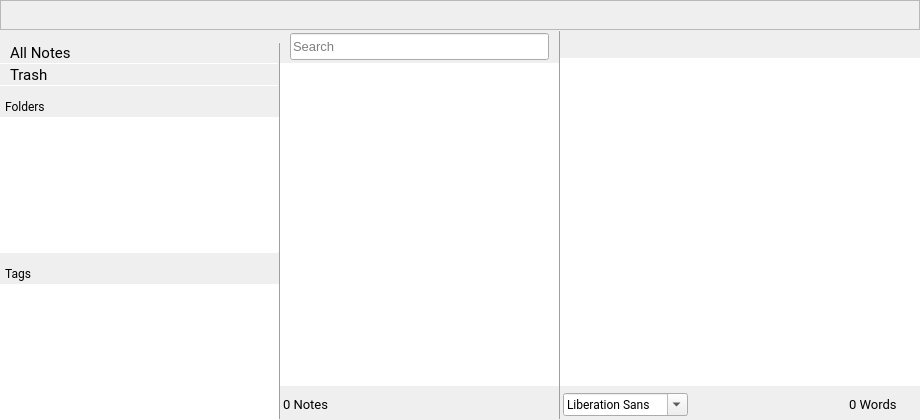
Old version of the form src/mainwindow.ui in the repository theshadowx/notes.
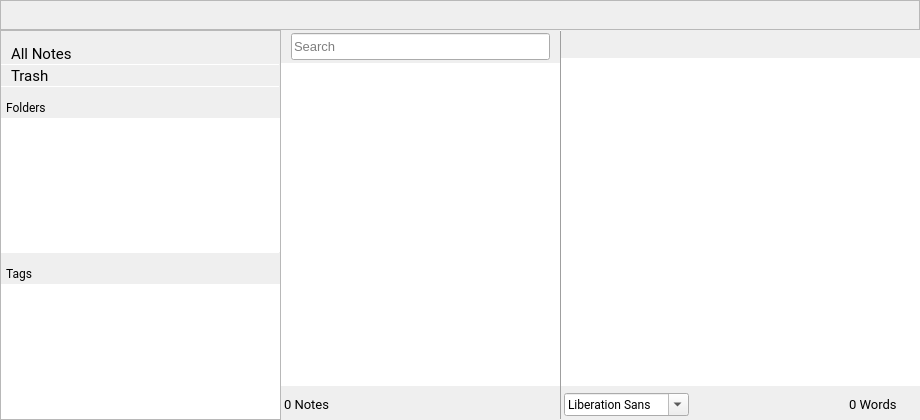
New version of the form. Custom widgets are drawn as their Qt base class.

Commit message:
Replacing line with frame right border
Renaming the far left frame to frameFolderTag

The edit to the form file:
```diff
--- a/src/mainwindow.ui
+++ b/src/mainwindow.ui
@@ -281,7 +281,7 @@
         </sizepolicy>
        </property>
        <property name="frameShape">
-        <enum>QFrame::NoFrame</enum>
+        <enum>QFrame::StyledPanel</enum>
        </property>
        <property name="frameShadow">
         <enum>QFrame::Raised</enum>
@@ -302,7 +302,173 @@
         <property name="spacing">
          <number>0</number>
         </property>
-        <item row="16" column="0">
+        <item row="9" column="0" colspan="2">
+         <widget class="QFrame" name="frameTag">
+          <property name="sizePolicy">
+           <sizepolicy hsizetype="Preferred" vsizetype="Minimum">
+            <horstretch>0</horstretch>
+            <verstretch>0</verstretch>
+           </sizepolicy>
+          </property>
+          <property name="minimumSize">
+           <size>
+            <width>0</width>
+            <height>21</height>
+           </size>
+          </property>
+          <property name="frameShape">
+           <enum>QFrame::NoFrame</enum>
+          </property>
+          <property name="frameShadow">
+           <enum>QFrame::Raised</enum>
+          </property>
+          <layout class="QHBoxLayout" name="horizontalLayout_6">
+           <property name="spacing">
+            <number>4</number>
+           </property>
+           <property name="leftMargin">
+            <number>0</number>
+           </property>
+           <property name="topMargin">
+            <number>0</number>
+           </property>
+           <property name="rightMargin">
+            <number>5</number>
+           </property>
+           <property name="bottomMargin">
+            <number>0</number>
+           </property>
+           <item>
+            <widget class="QLabel" name="tagLabel">
+             <property name="sizePolicy">
+              <sizepolicy hsizetype="Preferred" vsizetype="Fixed">
+               <horstretch>0</horstretch>
+               <verstretch>21</verstretch>
+              </sizepolicy>
+             </property>
+             <property name="minimumSize">
+              <size>
+               <width>0</width>
+               <height>21</height>
+              </size>
+             </property>
+             <property name="maximumSize">
+              <size>
+               <width>46</width>
+               <height>16777215</height>
+              </size>
+             </property>
+             <property name="font">
+              <font>
+               <family>Roboto</family>
+               <pointsize>9</pointsize>
+               <weight>50</weight>
+               <bold>false</bold>
+              </font>
+             </property>
+             <property name="text">
+              <string>Tags</string>
+             </property>
+             <property name="indent">
+              <number>5</number>
+             </property>
+            </widget>
+           </item>
+           <item>
+            <spacer name="horizontalSpacer_5">
+             <property name="orientation">
+              <enum>Qt::Horizontal</enum>
+             </property>
+             <property name="sizeType">
+              <enum>QSizePolicy::Expanding</enum>
+             </property>
+             <property name="sizeHint" stdset="0">
+              <size>
+               <width>140</width>
+               <height>18</height>
+              </size>
+             </property>
+            </spacer>
+           </item>
+           <item>
+            <widget class="QPushButton" name="newTagButton">
+             <property name="minimumSize">
+              <size>
+               <width>12</width>
+               <height>12</height>
+              </size>
+             </property>
+             <property name="maximumSize">
+              <size>
+               <width>12</width>
+               <height>12</height>
+              </size>
+             </property>
+             <property name="cursor">
+              <cursorShape>PointingHandCursor</cursorShape>
+             </property>
+             <property name="text">
+              <string/>
+             </property>
+             <property name="iconSize">
+              <size>
+               <width>12</width>
+               <height>12</height>
+              </size>
+             </property>
+             <property name="flat">
+              <bool>true</bool>
+             </property>
+            </widget>
+           </item>
+           <item>
+            <widget class="QPushButton" name="deleteTagButton">
+             <property name="minimumSize">
+              <size>
+               <width>12</width>
+               <height>12</height>
+              </size>
+             </property>
+             <property name="maximumSize">
+              <size>
+               <width>12</width>
+               <height>12</height>
+              </size>
+             </property>
+             <property name="text">
+              <string/>
+             </property>
+             <property name="iconSize">
+              <size>
+               <width>12</width>
+               <height>12</height>
+              </size>
+             </property>
+             <property name="flat">
+              <bool>true</bool>
+             </property>
+            </widget>
+           </item>
+          </layout>
+         </widget>
+        </item>
+        <item row="2" column="1">
+         <spacer name="horizontalSpacer_7">
+          <property name="orientation">
+           <enum>Qt::Horizontal</enum>
+          </property>
+          <property name="sizeType">
+           <enum>QSizePolicy::Expanding</enum>
+          </property>
+          <property name="sizeHint" stdset="0">
+           <size>
+            <width>40</width>
+            <height>20</height>
+           </size>
+          </property>
+         </spacer>
+        </item>
+        <item row="8" column="0">
          <spacer name="verticalSpacer_2">
           <property name="orientation">
            <enum>Qt::Vertical</enum>
@@ -355,26 +521,10 @@
           </property>
          </widget>
         </item>
-        <item row="11" column="0">
-         <spacer name="verticalSpacer">
-          <property name="orientation">
-           <enum>Qt::Vertical</enum>
-          </property>
-          <property name="sizeType">
-           <enum>QSizePolicy::Fixed</enum>
-          </property>
-          <property name="sizeHint" stdset="0">
-           <size>
-            <width>20</width>
-            <height>10</height>
-           </size>
-          </property>
-         </spacer>
-        </item>
-        <item row="8" column="0">
-         <widget class="QLabel" name="trashLabel">
+        <item row="5" column="0" colspan="2">
+         <widget class="QFrame" name="frameFolder">
           <property name="sizePolicy">
-           <sizepolicy hsizetype="Fixed" vsizetype="Fixed">
+           <sizepolicy hsizetype="Preferred" vsizetype="Minimum">
             <horstretch>0</horstretch>
             <verstretch>0</verstretch>
            </sizepolicy>
@@ -385,77 +535,137 @@
             <height>21</height>
            </size>
           </property>
-          <property name="maximumSize">
-           <size>
-            <width>70</width>
-            <height>21</height>
-           </size>
-          </property>
-          <property name="font">
-           <font>
-            <family>Roboto</family>
-            <pointsize>11</pointsize>
-           </font>
-          </property>
-          <property name="text">
-           <string>Trash</string>
-          </property>
-          <property name="scaledContents">
-           <bool>true</bool>
-          </property>
-          <property name="indent">
-           <number>10</number>
-          </property>
-         </widget>
-        </item>
-        <item row="0" column="2" rowspan="19">
-         <widget class="Line" name="line_2">
-          <property name="sizePolicy">
-           <sizepolicy hsizetype="Preferred" vsizetype="Expanding">
-            <horstretch>0</horstretch>
-            <verstretch>0</verstretch>
-           </sizepolicy>
-          </property>
-          <property name="minimumSize">
-           <size>
-            <width>1</width>
-            <height>0</height>
-           </size>
-          </property>
-          <property name="maximumSize">
-           <size>
-            <width>1</width>
-            <height>16777215</height>
-           </size>
+          <property name="frameShape">
+           <enum>QFrame::NoFrame</enum>
           </property>
           <property name="frameShadow">
            <enum>QFrame::Raised</enum>
           </property>
-          <property name="lineWidth">
-           <number>1</number>
-          </property>
-          <property name="orientation">
-           <enum>Qt::Vertical</enum>
-          </property>
+          <layout class="QHBoxLayout" name="horizontalLayout_5">
+           <property name="spacing">
+            <number>4</number>
+           </property>
+           <property name="leftMargin">
+            <number>0</number>
+           </property>
+           <property name="topMargin">
+            <number>0</number>
+           </property>
+           <property name="rightMargin">
+            <number>5</number>
+           </property>
+           <property name="bottomMargin">
+            <number>0</number>
+           </property>
+           <item>
+            <widget class="QLabel" name="folderLabel">
+             <property name="sizePolicy">
+              <sizepolicy hsizetype="Preferred" vsizetype="Fixed">
+               <horstretch>0</horstretch>
+               <verstretch>21</verstretch>
+              </sizepolicy>
+             </property>
+             <property name="minimumSize">
+              <size>
+               <width>0</width>
+               <height>21</height>
+              </size>
+             </property>
+             <property name="maximumSize">
+              <size>
+               <width>46</width>
+               <height>16777215</height>
+              </size>
+             </property>
+             <property name="font">
+              <font>
+               <family>Roboto</family>
+               <pointsize>9</pointsize>
+               <weight>50</weight>
+               <bold>false</bold>
+              </font>
+             </property>
+             <property name="text">
+              <string>Folders</string>
+             </property>
+             <property name="indent">
+              <number>5</number>
+             </property>
+            </widget>
+           </item>
+           <item>
+            <spacer name="horizontalSpacer_4">
+             <property name="orientation">
+              <enum>Qt::Horizontal</enum>
+             </property>
+             <property name="sizeType">
+              <enum>QSizePolicy::Expanding</enum>
+             </property>
+             <property name="sizeHint" stdset="0">
+              <size>
+               <width>40</width>
+               <height>20</height>
+              </size>
+             </property>
+            </spacer>
+           </item>
+           <item>
+            <widget class="QPushButton" name="addRootFolderButton">
+             <property name="minimumSize">
+              <size>
+               <width>12</width>
+               <height>12</height>
+              </size>
+             </property>
+             <property name="maximumSize">
+              <size>
+               <width>12</width>
+               <height>12</height>
+              </size>
+             </property>
+             <property name="cursor">
+              <cursorShape>PointingHandCursor</cursorShape>
+             </property>
+             <property name="text">
+              <string/>
+             </property>
+             <property name="iconSize">
+              <size>
+               <width>12</width>
+               <height>12</height>
+              </size>
+             </property>
+             <property name="flat">
+              <bool>true</bool>
+             </property>
+            </widget>
+           </item>
+           <item>
+            <widget class="QPushButton" name="delRootFolderButton">
+             <property name="maximumSize">
+              <size>
+               <width>12</width>
+               <height>12</height>
+              </size>
+             </property>
+             <property name="text">
+              <string/>
+             </property>
+             <property name="iconSize">
+              <size>
+               <width>12</width>
+               <height>12</height>
+              </size>
+             </property>
+             <property name="flat">
+              <bool>true</bool>
+             </property>
+            </widget>
+           </item>
+          </layout>
          </widget>
         </item>
-        <item row="0" column="1">
-         <spacer name="horizontalSpacer_6">
-          <property name="orientation">
-           <enum>Qt::Horizontal</enum>
-          </property>
-          <property name="sizeType">
-           <enum>QSizePolicy::Expanding</enum>
-          </property>
-          <property name="sizeHint" stdset="0">
-           <size>
-            <width>40</width>
-            <height>20</height>
-           </size>
-          </property>
-         </spacer>
-        </item>
-        <item row="13" column="0" colspan="2">
+        <item row="6" column="0" colspan="2">
          <widget class="QTreeView" name="folderTree">
           <property name="font">
            <font>
@@ -492,321 +702,23 @@
           </attribute>
          </widget>
         </item>
-        <item row="8" column="1">
-         <spacer name="horizontalSpacer_7">
+        <item row="7" column="0" colspan="2">
+         <widget class="Line" name="line_3">
+          <property name="minimumSize">
+           <size>
+            <width>0</width>
+            <height>1</height>
+           </size>
+          </property>
+          <property name="maximumSize">
+           <size>
+            <width>16777215</width>
+            <height>1</height>
+           </size>
+          </property>
           <property name="orientation">
            <enum>Qt::Horizontal</enum>
           </property>
-          <property name="sizeType">
-           <enum>QSizePolicy::Expanding</enum>
-          </property>
-          <property name="sizeHint" stdset="0">
-           <size>
-            <width>40</width>
-            <height>20</height>
-           </size>
-          </property>
-         </spacer>
-        </item>
-        <item row="18" column="0" colspan="2">
-         <widget class="QListWidget" name="tagsList">
-          <property name="frameShape">
-           <enum>QFrame::NoFrame</enum>
-          </property>
-         </widget>
-        </item>
-        <item row="12" column="0" colspan="2">
-         <widget class="QFrame" name="frameFolder">
-          <property name="sizePolicy">
-           <sizepolicy hsizetype="Preferred" vsizetype="Minimum">
-            <horstretch>0</horstretch>
-            <verstretch>0</verstretch>
-           </sizepolicy>
-          </property>
-          <property name="minimumSize">
-           <size>
-            <width>0</width>
-            <height>21</height>
-           </size>
-          </property>
-          <property name="frameShape">
-           <enum>QFrame::NoFrame</enum>
-          </property>
-          <property name="frameShadow">
-           <enum>QFrame::Raised</enum>
-          </property>
-          <layout class="QHBoxLayout" name="horizontalLayout_5">
-           <property name="spacing">
-            <number>4</number>
-           </property>
-           <property name="leftMargin">
-            <number>0</number>
-           </property>
-           <property name="topMargin">
-            <number>0</number>
-           </property>
-           <property name="rightMargin">
-            <number>5</number>
-           </property>
-           <property name="bottomMargin">
-            <number>0</number>
-           </property>
-           <item>
-            <widget class="QLabel" name="folderLabel">
-             <property name="sizePolicy">
-              <sizepolicy hsizetype="Preferred" vsizetype="Fixed">
-               <horstretch>0</horstretch>
-               <verstretch>21</verstretch>
-              </sizepolicy>
-             </property>
-             <property name="minimumSize">
-              <size>
-               <width>0</width>
-               <height>21</height>
-              </size>
-             </property>
-             <property name="maximumSize">
-              <size>
-               <width>46</width>
-               <height>16777215</height>
-              </size>
-             </property>
-             <property name="font">
-              <font>
-               <family>Roboto</family>
-               <pointsize>9</pointsize>
-               <weight>50</weight>
-               <bold>false</bold>
-              </font>
-             </property>
-             <property name="text">
-              <string>Folders</string>
-             </property>
-             <property name="indent">
-              <number>5</number>
-             </property>
-            </widget>
-           </item>
-           <item>
-            <spacer name="horizontalSpacer_4">
-             <property name="orientation">
-              <enum>Qt::Horizontal</enum>
-             </property>
-             <property name="sizeType">
-              <enum>QSizePolicy::Expanding</enum>
-             </property>
-             <property name="sizeHint" stdset="0">
-              <size>
-               <width>40</width>
-               <height>20</height>
-              </size>
-             </property>
-            </spacer>
-           </item>
-           <item>
-            <widget class="QPushButton" name="addRootFolderButton">
-             <property name="minimumSize">
-              <size>
-               <width>12</width>
-               <height>12</height>
-              </size>
-             </property>
-             <property name="maximumSize">
-              <size>
-               <width>12</width>
-               <height>12</height>
-              </size>
-             </property>
-             <property name="cursor">
-              <cursorShape>PointingHandCursor</cursorShape>
-             </property>
-             <property name="text">
-              <string/>
-             </property>
-             <property name="iconSize">
-              <size>
-               <width>12</width>
-               <height>12</height>
-              </size>
-             </property>
-             <property name="flat">
-              <bool>true</bool>
-             </property>
-            </widget>
-           </item>
-           <item>
-            <widget class="QPushButton" name="delRootFolderButton">
-             <property name="maximumSize">
-              <size>
-               <width>12</width>
-               <height>12</height>
-              </size>
-             </property>
-             <property name="text">
-              <string/>
-             </property>
-             <property name="iconSize">
-              <size>
-               <width>12</width>
-               <height>12</height>
-              </size>
-             </property>
-             <property name="flat">
-              <bool>true</bool>
-             </property>
-            </widget>
-           </item>
-          </layout>
-         </widget>
-        </item>
-        <item row="17" column="0" colspan="2">
-         <widget class="QFrame" name="frameTag">
-          <property name="sizePolicy">
-           <sizepolicy hsizetype="Preferred" vsizetype="Minimum">
-            <horstretch>0</horstretch>
-            <verstretch>0</verstretch>
-           </sizepolicy>
-          </property>
-          <property name="minimumSize">
-           <size>
-            <width>0</width>
-            <height>21</height>
-           </size>
-          </property>
-          <property name="frameShape">
-           <enum>QFrame::NoFrame</enum>
-          </property>
-          <property name="frameShadow">
-           <enum>QFrame::Raised</enum>
-          </property>
-          <layout class="QHBoxLayout" name="horizontalLayout_6">
-           <property name="spacing">
-            <number>4</number>
-           </property>
-           <property name="leftMargin">
-            <number>0</number>
-           </property>
-           <property name="topMargin">
-            <number>0</number>
-           </property>
-           <property name="rightMargin">
-            <number>5</number>
-           </property>
-           <property name="bottomMargin">
-            <number>0</number>
-           </property>
-           <item>
-            <widget class="QLabel" name="tagLabel">
-             <property name="sizePolicy">
-              <sizepolicy hsizetype="Preferred" vsizetype="Fixed">
-               <horstretch>0</horstretch>
-               <verstretch>21</verstretch>
-              </sizepolicy>
-             </property>
-             <property name="minimumSize">
-              <size>
-               <width>0</width>
-               <height>21</height>
-              </size>
-             </property>
-             <property name="maximumSize">
-              <size>
-               <width>46</width>
-               <height>16777215</height>
-              </size>
-             </property>
-             <property name="font">
-              <font>
-               <family>Roboto</family>
-               <pointsize>9</pointsize>
-               <weight>50</weight>
-               <bold>false</bold>
-              </font>
-             </property>
-             <property name="text">
-              <string>Tags</string>
-             </property>
-             <property name="indent">
-              <number>5</number>
-             </property>
-            </widget>
-           </item>
-           <item>
-            <spacer name="horizontalSpacer_5">
-             <property name="orientation">
-              <enum>Qt::Horizontal</enum>
-             </property>
-             <property name="sizeType">
-              <enum>QSizePolicy::Expanding</enum>
-             </property>
-             <property name="sizeHint" stdset="0">
-              <size>
-               <width>140</width>
-               <height>18</height>
-              </size>
-             </property>
-            </spacer>
-           </item>
-           <item>
-            <widget class="QPushButton" name="newTagButton">
-             <property name="minimumSize">
-              <size>
-               <width>12</width>
-               <height>12</height>
-              </size>
-             </property>
-             <property name="maximumSize">
-              <size>
-               <width>12</width>
-               <height>12</height>
-              </size>
-             </property>
-             <property name="cursor">
-              <cursorShape>PointingHandCursor</cursorShape>
-             </property>
-             <property name="text">
-              <string/>
-             </property>
-             <property name="iconSize">
-              <size>
-               <width>12</width>
-               <height>12</height>
-              </size>
-             </property>
-             <property name="flat">
-              <bool>true</bool>
-             </property>
-            </widget>
-           </item>
-           <item>
-            <widget class="QPushButton" name="deleteTagButton">
-             <property name="minimumSize">
-              <size>
-               <width>12</width>
-               <height>12</height>
-              </size>
-             </property>
-             <property name="maximumSize">
-              <size>
-               <width>12</width>
-               <height>12</height>
-              </size>
-             </property>
-             <property name="text">
-              <string/>
-             </property>
-             <property name="iconSize">
-              <size>
-               <width>12</width>
-               <height>12</height>
-              </size>
-             </property>
-             <property name="flat">
-              <bool>true</bool>
-             </property>
-            </widget>
-           </item>
-          </layout>
          </widget>
         </item>
         <item row="1" column="0" colspan="2">
@@ -828,7 +740,60 @@
           </property>
          </widget>
         </item>
-        <item row="10" column="0" colspan="2">
+        <item row="4" column="0">
+         <spacer name="verticalSpacer">
+          <property name="orientation">
+           <enum>Qt::Vertical</enum>
+          </property>
+          <property name="sizeType">
+           <enum>QSizePolicy::Fixed</enum>
+          </property>
+          <property name="sizeHint" stdset="0">
+           <size>
+            <width>20</width>
+            <height>10</height>
+           </size>
+          </property>
+         </spacer>
+        </item>
+        <item row="2" column="0">
+         <widget class="QLabel" name="trashLabel">
+          <property name="sizePolicy">
+           <sizepolicy hsizetype="Fixed" vsizetype="Fixed">
+            <horstretch>0</horstretch>
+            <verstretch>0</verstretch>
+           </sizepolicy>
+          </property>
+          <property name="minimumSize">
+           <size>
+            <width>0</width>
+            <height>21</height>
+           </size>
+          </property>
+          <property name="maximumSize">
+           <size>
+            <width>70</width>
+            <height>21</height>
+           </size>
+          </property>
+          <property name="font">
+           <font>
+            <family>Roboto</family>
+            <pointsize>11</pointsize>
+           </font>
+          </property>
+          <property name="text">
+           <string>Trash</string>
+          </property>
+          <property name="scaledContents">
+           <bool>true</bool>
+          </property>
+          <property name="indent">
+           <number>10</number>
+          </property>
+         </widget>
+        </item>
+        <item row="3" column="0" colspan="2">
          <widget class="Line" name="line_4">
           <property name="minimumSize">
            <size>
@@ -847,22 +812,26 @@
           </property>
          </widget>
         </item>
-        <item row="15" column="0" colspan="2">
-         <widget class="Line" name="line_3">
-          <property name="minimumSize">
-           <size>
-            <width>0</width>
-            <height>1</height>
-           </size>
-          </property>
-          <property name="maximumSize">
-           <size>
-            <width>16777215</width>
-            <height>1</height>
-           </size>
-          </property>
+        <item row="0" column="1">
+         <spacer name="horizontalSpacer_6">
           <property name="orientation">
            <enum>Qt::Horizontal</enum>
+          </property>
+          <property name="sizeType">
+           <enum>QSizePolicy::Expanding</enum>
+          </property>
+          <property name="sizeHint" stdset="0">
+           <size>
+            <width>40</width>
+            <height>20</height>
+           </size>
+          </property>
+         </spacer>
+        </item>
+        <item row="10" column="0" colspan="2">
+         <widget class="QListWidget" name="tagsList">
+          <property name="frameShape">
+           <enum>QFrame::NoFrame</enum>
           </property>
          </widget>
         </item>
```
Left out of the diff: 2 changed lines with no effect on the pictures.
